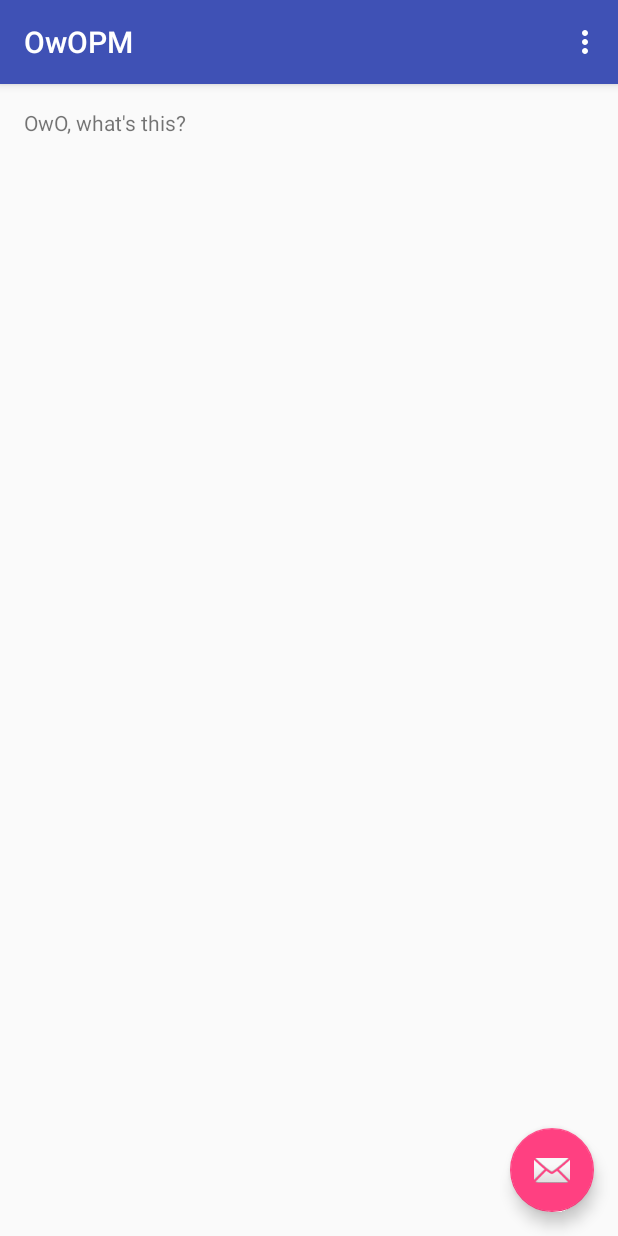
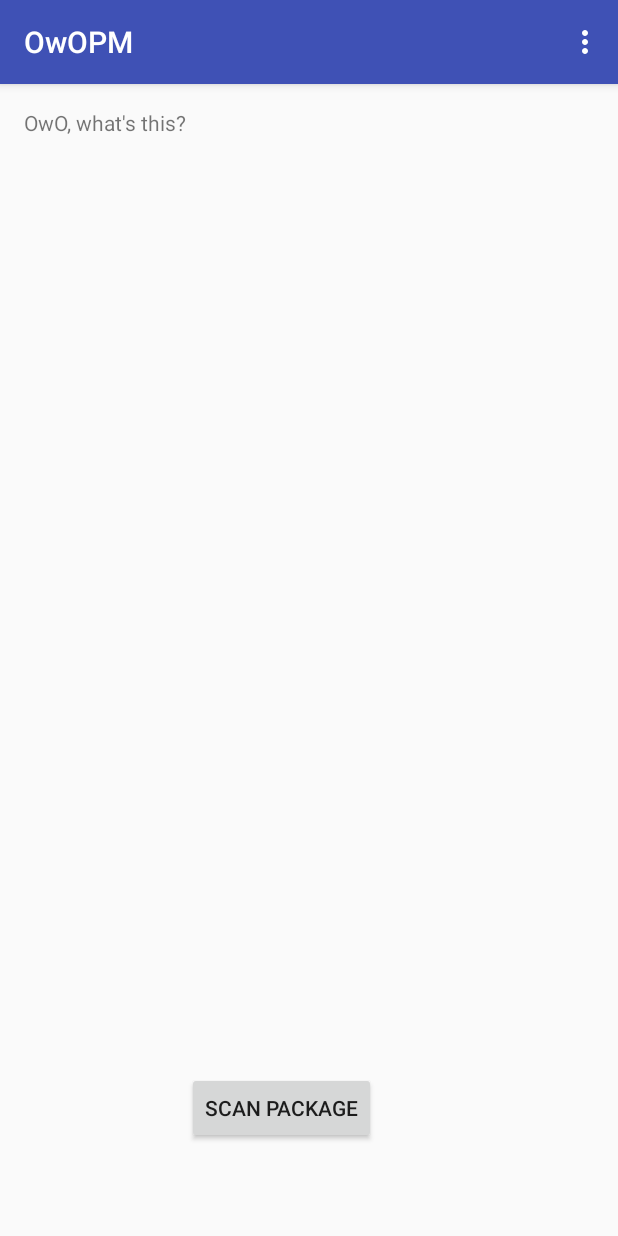
Before and after one commit to heoegema/OwOPM, an Android app: the screen it shows after launch (MainActivity), on a phone screen of 412 x 824 dp. Run offline under Robolectric (Android 15) with nearby library versions, the phone set to English and light mode, and no system bars.

Commit message:
Photo taking ability, takes photo and displays on screen

```diff
--- a/app/src/main/res/layout/activity_main.xml
+++ b/app/src/main/res/layout/activity_main.xml
@@ -17,9 +17,4 @@
 
     <include layout="@layout/content_main" />
 
-    <android.support.design.widget.FloatingActionButton android:id="@+id/fab"
-        android:layout_width="wrap_content" android:layout_height="wrap_content"
-        android:layout_gravity="bottom|end" android:layout_margin="@dimen/fab_margin"
-        android:src="@android:drawable/ic_dialog_email" />
-
 </android.support.design.widget.CoordinatorLayout>
--- a/app/src/main/res/layout/content_main.xml
+++ b/app/src/main/res/layout/content_main.xml
@@ -10,5 +10,25 @@
     tools:showIn="@layout/activity_main" tools:context=".MainActivity">
 
     <TextView android:text="OwO, what's this?" android:layout_width="wrap_content"
-        android:layout_height="wrap_content" />
+        android:layout_height="wrap_content"
+        android:id="@+id/textView" />
+
+    <Button
+        android:layout_width="wrap_content"
+        android:layout_height="wrap_content"
+        android:text="Scan Package"
+        android:id="@+id/photoButton"
+        android:onClick="takePicture"
+        android:layout_marginBottom="45dp"
+        android:layout_alignParentBottom="true"
+        android:layout_toRightOf="@+id/textView"
+        android:layout_toEndOf="@+id/textView" />
+
+    <ImageView
+        android:layout_height="match_parent"
+        android:layout_width="match_parent"
+        android:id="@+id/capturePhotoImageView"
+        android:layout_above="@+id/photoButton"
+
+    />
 </RelativeLayout>
```
Also changed, not shown: app/src/main/java/owo/owopm/MainActivity.java (+48 -8 lines), 2 other files.
